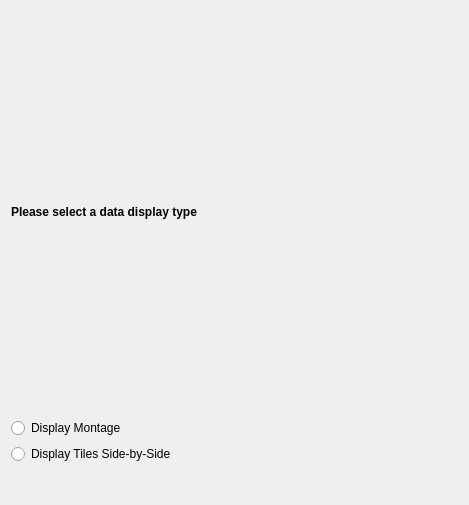
The window that SIMPLVtkLib/Wizards/ImportMontage/UI_Files/DataDisplayOptionsPage.ui (tplatt77/SIMPLVtkLib) describes before a commit, drawn with Qt 5.
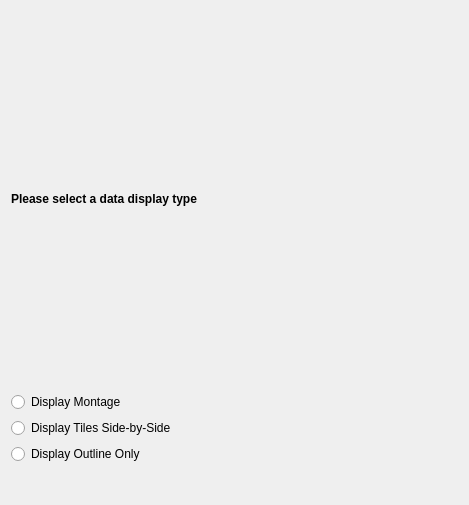
The same window after the commit.

Commit message: Setting up outline only display option (work in progress)

```diff
--- a/SIMPLVtkLib/Wizards/ImportMontage/UI_Files/DataDisplayOptionsPage.ui
+++ b/SIMPLVtkLib/Wizards/ImportMontage/UI_Files/DataDisplayOptionsPage.ui
@@ -44,6 +44,13 @@
      </property>
     </widget>
    </item>
+   <item>
+    <widget class="QRadioButton" name="outlineOnlyRB">
+     <property name="text">
+      <string>Display Outline Only</string>
+     </property>
+    </widget>
+   </item>
    <item>
     <spacer name="verticalSpacer">
      <property name="orientation">
```
The commit also changes 3 other files.
